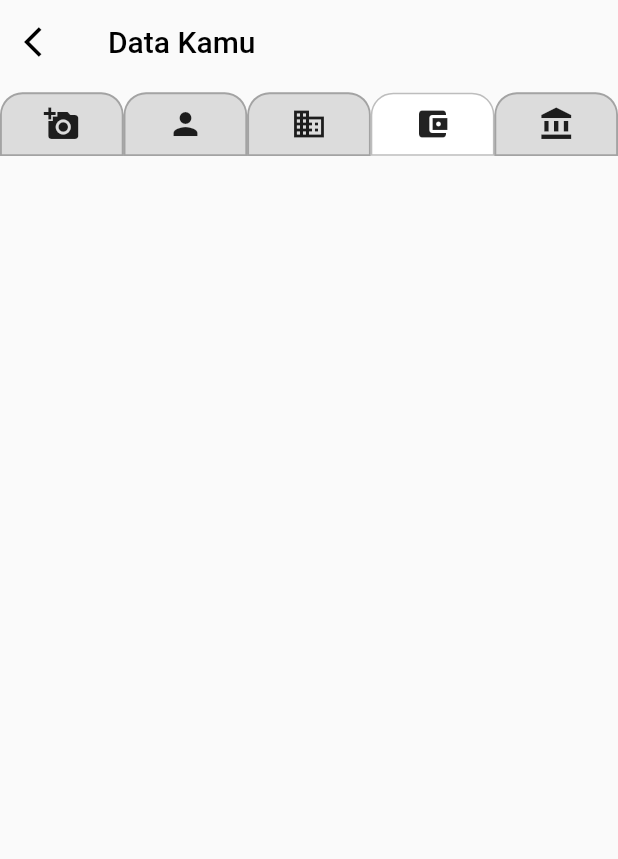
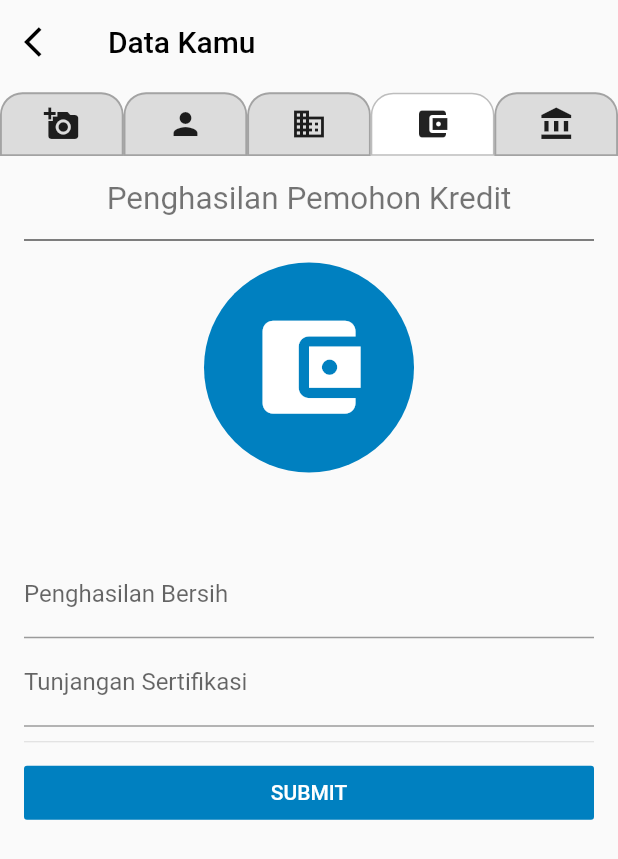
Before and after one commit to Zersya/prototypeBJB, a Flutter app: the ProfilePage screen opened directly, after a tap on the "person" icon, after a tap on the "business" icon, after a tap on the "account balance wallet" icon, on a phone screen of 412 x 824 dp. Shown: the top 859 px of the screen. Run offline on Flutter 3.47's test engine with Material 2 defaults, Android fonts, the phone set to English and light mode, and no system bars; our stand-ins replace carousel_slider, flutter_masked_text, image_picker, material_design_icons_flutter, sqflite; accounts and stored records are empty.

Commit message:
update penghasilan

```diff
--- a/lib/pages/profile_page.dart
+++ b/lib/pages/profile_page.dart
@@ -3,6 +3,7 @@ import 'package:material_design_icons_flutter/material_design_icons_flutter.dart
 import 'package:prototype_bjb/screens/datainstansi_screen.dart';
 import 'package:prototype_bjb/screens/dataktpnpwp_screen.dart';
 import 'package:prototype_bjb/screens/datapemohon_screen.dart';
+import 'package:prototype_bjb/screens/penghasilan_screen.dart';
 import 'package:prototype_bjb/utils/constant.dart';
 
 class ProfilePage extends StatefulWidget {
@@ -40,6 +41,7 @@ class _ProfilePageState extends State<ProfilePage> {
                 itemMenu(Icons.business, 2),
                 itemMenu(Icons.account_balance_wallet, 3),
                 itemMenu(Icons.account_balance, 4),
+
               ],
             ),
           ),
@@ -53,7 +55,7 @@ class _ProfilePageState extends State<ProfilePage> {
               DataKtpNpwpScreen(),
               DataPemohonScreen(),
               DataInstansiScreen(),
-              Container(),
+              PenghasilanScreen(),
               Container(),
             ],
             sizing: StackFit.loose,
--- a/lib/provider/profile_db.dart
+++ b/lib/provider/profile_db.dart
@@ -2,6 +2,7 @@ import 'dart:convert';
 import 'dart:io';
 
 import 'package:flutter/material.dart';
+import 'package:flutter_masked_text/flutter_masked_text.dart';
 import 'package:path_provider/path_provider.dart';
 import 'package:prototype_bjb/screens/dataktpnpwp_screen.dart';
 import 'package:sqflite/sqflite.dart';
@@ -22,6 +23,8 @@ final String columnNIP = 'nip';
 final String columnNamaInstansi = 'nama_instansi';
 final String columnalamatKantor = 'alamat_kantor';
 final String columnTeleponKantor = 'telepon_kantor';
+final String columnPenghasilanBersih = 'penghasilan_bersih';
+final String columnTunjangan = 'tunjangan';
 
 final String columnImgtKtp = 'imgktp';
 final String columnImgNpwp = 'imgnpwp';
@@ -39,12 +42,14 @@ class Profile {
   final String namaInstansi;
   final String alamatKantor;
   final String teleponKantor;
+  final String penghasilanBersih;
+  final String tunjangan;
 
   String imgktp;
   String imgnpwp;
 
-  Profile(
-      {this.nama,
+  Profile({
+    this.nama,
     this.alamat,
     this.nik,
     this.npwp,
@@ -57,7 +62,10 @@ class Profile {
     this.nip,
     this.namaInstansi,
     this.alamatKantor,
-      this.teleponKantor});
+    this.teleponKantor,
+    this.penghasilanBersih,
+    this.tunjangan,
+  });
 
   set imageKtp(String base64) {
     imgktp = base64;
@@ -81,7 +89,9 @@ class Profile {
         columnPekerjaan: this.pekerjaan,
         columnNIP: this.nip,
         columnNamaInstansi: this.namaInstansi,
-        columnalamatKantor: this.alamatKantor
+        columnalamatKantor: this.alamatKantor,
+        columnTunjangan: this.tunjangan,
+        columnPenghasilanBersih: this.penghasilanBersih
       };
 
   factory Profile.fromMap(Map _map) => Profile(
@@ -98,7 +108,9 @@ class Profile {
       namaInstansi: _map[columnNamaInstansi],
       nip: _map[columnNIP],
       pekerjaan: _map[columnPekerjaan],
-      teleponKantor: _map[columnTeleponKantor]);
+      teleponKantor: _map[columnTeleponKantor],
+      penghasilanBersih: _map[columnPenghasilanBersih],
+      tunjangan: _map[columnTunjangan]);
 }
 
 class ProfileProvider {
@@ -119,6 +131,17 @@ class ProfileProvider {
   final controllerNamaInstansi = TextEditingController();
   final controllerAlamatKantor = TextEditingController();
   final controllerTeleponKantor = TextEditingController();
+
+  final controllerPenghasilan = new MoneyMaskedTextController(
+      leftSymbol: 'IDR ',
+      thousandSeparator: '.',
+      precision: 0,
+      decimalSeparator: '');
+  final controllerTunjangan = new MoneyMaskedTextController(
+      leftSymbol: 'IDR ',
+      thousandSeparator: '.',
+      precision: 0,
+      decimalSeparator: '');
 
   File _imageKTP;
   File get imageKtp => _imageKTP;
@@ -148,6 +171,9 @@ class ProfileProvider {
     controllerNIP.text = profile?.nip ?? '';
     controllerPekerjaan.text = profile?.pekerjaan ?? '';
     controllerTeleponKantor.text = profile?.teleponKantor ?? '';
+    controllerTunjangan.text = profile?.tunjangan ?? '0';
+    controllerPenghasilan.text = profile?.penghasilanBersih ?? '0';
+
     imageKtpStr = profile?.imgktp ?? null;
     imageNpwpStr = profile?.imgnpwp ?? null;
   }
@@ -183,6 +209,8 @@ class ProfileProvider {
           $columnNIP text,
           $columnPekerjaan text,
           $columnTeleponKantor text,
+          $columnPenghasilanBersih text,
+          $columnTunjangan text,
           $columnImgNpwp text,
           $columnImgtKtp text)''');
     });
@@ -207,7 +235,9 @@ class ProfileProvider {
         namaInstansi: controllerNamaInstansi.text,
         nip: controllerNIP.text,
         pekerjaan: controllerPekerjaan.text,
-        teleponKantor: controllerTeleponKantor.text);
+        teleponKantor: controllerTeleponKantor.text,
+        tunjangan: controllerTunjangan.text,
+        penghasilanBersih: controllerPenghasilan.text);
 
     int id = await db.insert(tableProfile, profile.toMap());
     print(id);
@@ -232,6 +262,8 @@ class ProfileProvider {
         columnPekerjaan,
         columnTeleponKantor,
         columnNamaInstansi,
+        columnTunjangan,
+        columnPenghasilanBersih,
         columnImgNpwp,
         columnImgtKtp
       ],
--- /dev/null
+++ b/lib/screens/penghasilan_screen.dart
@@ -0,0 +1,87 @@
+import 'package:flutter/material.dart';
+import 'package:flutter/services.dart';
+import 'package:prototype_bjb/provider/profile_db.dart';
+import 'package:prototype_bjb/utils/constant.dart';
+import 'package:provider/provider.dart';
+
+class PenghasilanScreen extends StatefulWidget {
+  PenghasilanScreen({Key key}) : super(key: key);
+
+  _PenghasilanScreenState createState() => _PenghasilanScreenState();
+}
+
+class _PenghasilanScreenState extends State<PenghasilanScreen> {
+  ProfileProvider _provider;
+
+  @override
+  void initState() {
+    super.initState();
+    _provider = Provider.of<ProfileProvider>(context, listen: false);
+
+    _provider.setController();
+  }
+
+  @override
+  Widget build(BuildContext context) {
+    _provider = Provider.of<ProfileProvider>(context);
+
+    return SingleChildScrollView(
+      child: Column(
+        mainAxisAlignment: MainAxisAlignment.center,
+        children: <Widget>[
+          Text(
+            'Penghasilan Pemohon Kredit',
+            textAlign: TextAlign.center,
+            style: TextStyle(
+              color: Colors.black54,
+              fontSize: 21.0,
+            ),
+          ),
+          Divider(
+            color: Colors.black,
+            height: 30.0,
+          ),
+          CircleAvatar(
+              backgroundColor: Color(COLOR_MAIN),
+              radius: 70.0,
+              child: Icon(
+                Icons.account_balance_wallet,
+                color: Colors.white,
+                size: MediaQuery.of(context).size.width / 5,
+              )),
+          SizedBox(
+            height: MediaQuery.of(context).size.width / 8,
+          ),
+          TextFormField(
+            controller: _provider.controllerPenghasilan,
+            decoration: InputDecoration(labelText: 'Penghasilan Bersih'),
+            keyboardType: TextInputType.number,
+            inputFormatters: [WhitelistingTextInputFormatter.digitsOnly],
+          ),
+          TextFormField(
+            controller: _provider.controllerTunjangan,
+            decoration: InputDecoration(labelText: 'Tunjangan Sertifikasi'),
+            keyboardType: TextInputType.number,
+            inputFormatters: [WhitelistingTextInputFormatter.digitsOnly],
+          ),
+          Divider(
+            height: 20,
+          ),
+          Container(
+            width: double.infinity,
+            child: FlatButton(
+              color: Color(COLOR_MAIN),
+              child: Text(
+                'SUBMIT',
+                style: TextStyle(color: Colors.white),
+              ),
+              onPressed: () {
+                _provider.insert();
+              },
+            ),
+          )
+        ],
+      ),
+    );
+  }
+}
--- a/pubspec.yaml
+++ b/pubspec.yaml
@@ -31,6 +31,8 @@ dependencies:
   path_provider: any
   provider: ^3.1.0
   shifting_tabbar: ^0.3.1
+  flutter_money_formatter: ^0.8.3
+  flutter_masked_text: ^0.8.0
 
 
 dev_dependencies:
```
Also changed, not shown: pubspec.lock, 1 other file. Lines whose indentation alone changed are shown as unchanged.
